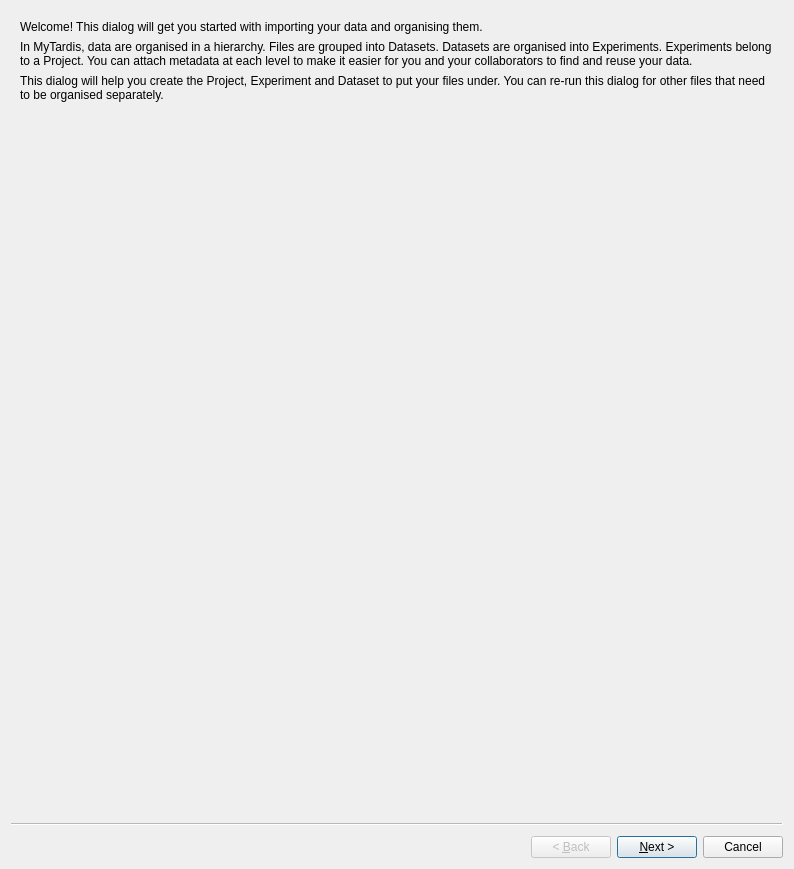
First picture: the form in add-files-wizard.ui, repository UoA-eResearch/mytardis_ime, before the edit.
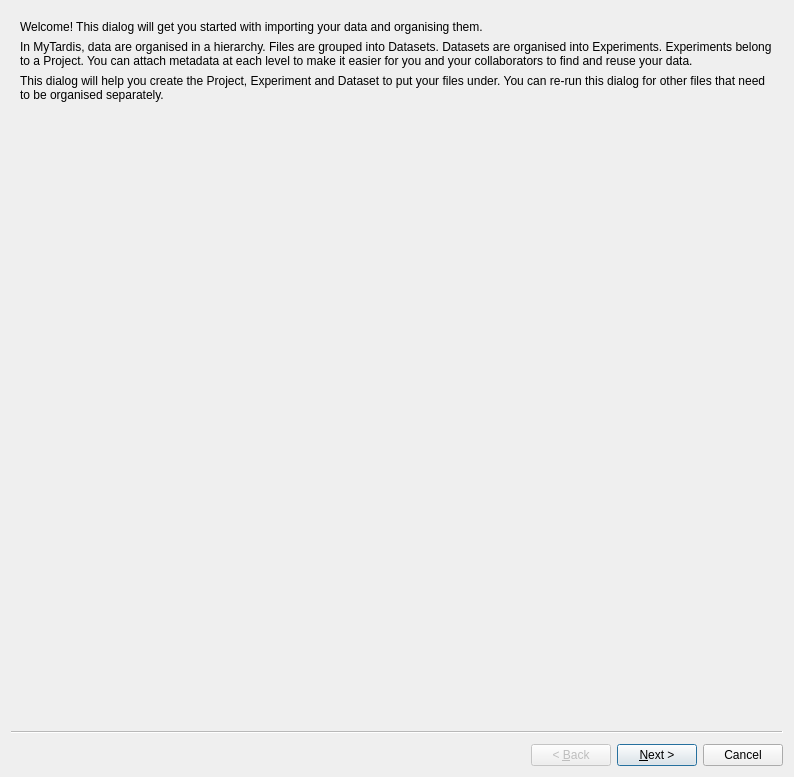
Second picture: the form after the edit.

Commit message: enable to open wizard window from mainwindow

What changed in the file:
```diff
--- a/add-files-wizard.ui
+++ b/add-files-wizard.ui
@@ -7,7 +7,7 @@
     <x>0</x>
     <y>0</y>
     <width>794</width>
-    <height>869</height>
+    <height>777</height>
    </rect>
   </property>
   <property name="windowTitle">
```
Left out of the diff: 12 changed lines with no effect on the pictures. The commit also changes 2 other files.
